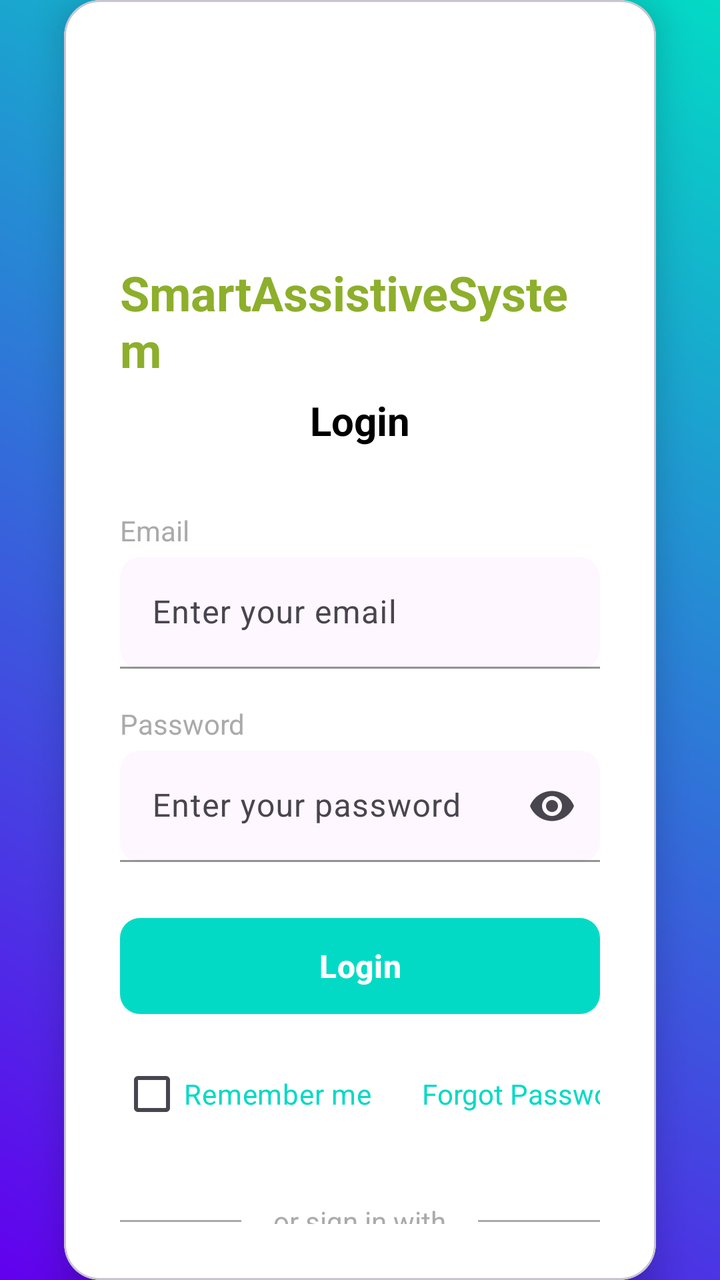
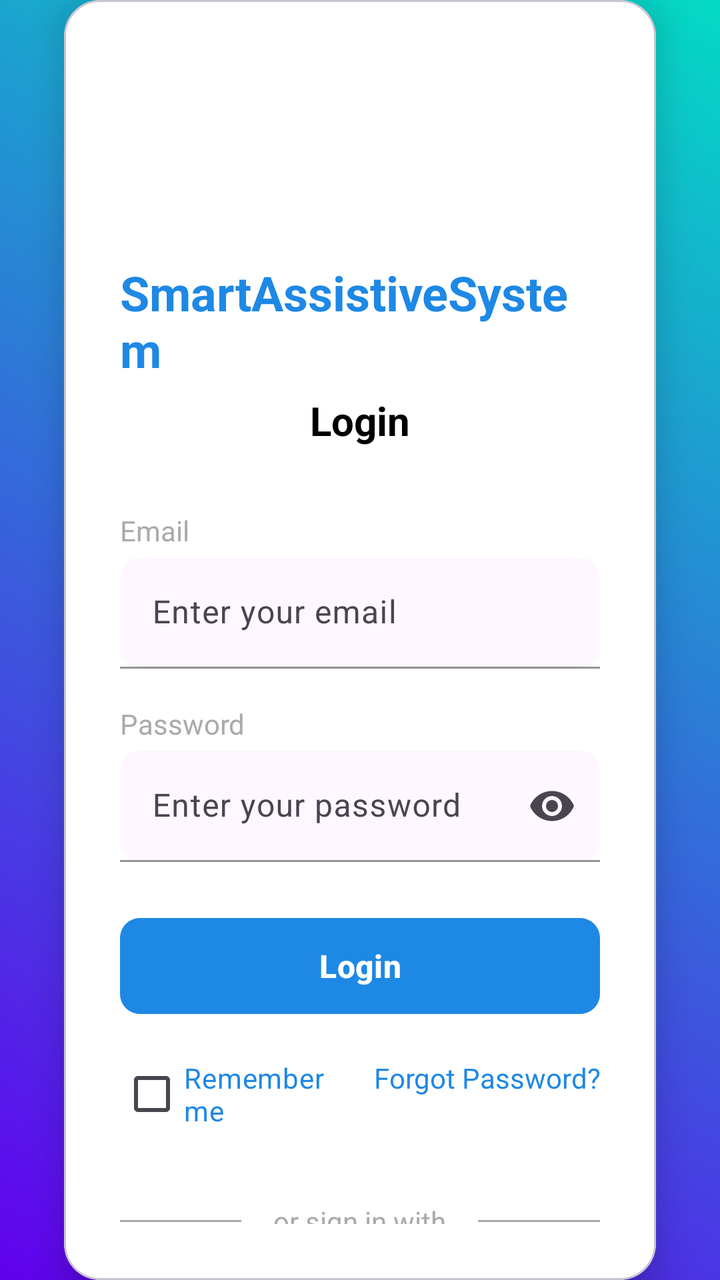

Before-and-after screenshots of an Android layout around one commit, followed by the original layout XML and the change that was made.
<!-- AndroidManifest.xml: application theme Theme.SmartAssistiveSystem -->
<!-- res/layout/activity_login.xml -->
<?xml version="1.0" encoding="utf-8"?>
<androidx.constraintlayout.widget.ConstraintLayout
    xmlns:android="http://schemas.android.com/apk/res/android"
    xmlns:app="http://schemas.android.com/apk/res-auto"
    xmlns:tools="http://schemas.android.com/tools"
    android:layout_width="match_parent"
    android:layout_height="match_parent"
    android:background="@drawable/loginactivity_gradient_background"
    tools:context=".ui.login.LoginActivity">

    
    <com.google.android.material.card.MaterialCardView
        android:id="@+id/login_card"
        android:layout_width="0dp"
        android:layout_height="wrap_content"
        android:layout_marginStart="32dp"
        android:layout_marginTop="64dp"
        android:layout_marginEnd="32dp"
        android:layout_marginBottom="64dp"
        app:cardBackgroundColor="@android:color/white"
        app:cardCornerRadius="18dp"
        app:cardElevation="10dp"
        app:layout_constraintTop_toTopOf="parent"
        app:layout_constraintBottom_toBottomOf="parent"
        app:layout_constraintStart_toStartOf="parent"
        app:layout_constraintEnd_toEndOf="parent">

        <androidx.constraintlayout.widget.ConstraintLayout
            android:layout_width="match_parent"
            android:layout_height="wrap_content"
            android:padding="28dp">

            
            <ImageView
                android:id="@+id/iv_logo"
                android:layout_width="90dp"
                android:layout_height="90dp"
                android:src="@mipmap/ic_launcher_round"
                app:layout_constraintTop_toTopOf="parent"
                app:layout_constraintStart_toStartOf="parent"
                app:layout_constraintEnd_toEndOf="parent" />

            
            <TextView
                android:id="@+id/tv_app_name"
                android:layout_width="wrap_content"
                android:layout_height="wrap_content"
                android:layout_marginTop="12dp"
                android:text="@string/smartassistivesystem"
                android:textColor="@color/Name_gradient"
                android:textSize="24sp"
                android:textStyle="bold"
                app:layout_constraintTop_toBottomOf="@id/iv_logo"
                app:layout_constraintStart_toStartOf="parent"
                app:layout_constraintEnd_toEndOf="parent" />

            
            <TextView
                android:id="@+id/tv_login_title"
                android:layout_width="wrap_content"
                android:layout_height="wrap_content"
                android:layout_marginTop="6dp"
                android:text="@string/login"
                android:textColor="@android:color/black"
                android:textSize="20sp"
                android:textStyle="bold"
                app:layout_constraintTop_toBottomOf="@id/tv_app_name"
                app:layout_constraintStart_toStartOf="parent"
                app:layout_constraintEnd_toEndOf="parent" />

            
            <TextView
                android:id="@+id/tv_email_label"
                android:layout_width="wrap_content"
                android:layout_height="wrap_content"
                android:layout_marginTop="32dp"
                android:text="@string/email"
                android:textColor="@android:color/darker_gray"
                android:textSize="14sp"
                app:layout_constraintTop_toBottomOf="@id/tv_login_title"
                app:layout_constraintStart_toStartOf="parent" />

            
            <com.google.android.material.textfield.TextInputLayout
                android:id="@+id/til_email"
                android:layout_width="match_parent"
                android:layout_height="wrap_content"
                android:layout_marginTop="4dp"
                app:boxBackgroundMode="filled"
                app:boxCornerRadiusTopStart="10dp"
                app:boxCornerRadiusTopEnd="10dp"
                app:boxCornerRadiusBottomStart="10dp"
                app:boxCornerRadiusBottomEnd="10dp"
                app:boxStrokeColor="@color/teal_200"
                app:hintTextColor="@color/teal_200"
                app:layout_constraintTop_toBottomOf="@id/tv_email_label"
                app:layout_constraintStart_toStartOf="parent">

                <com.google.android.material.textfield.TextInputEditText
                    android:id="@+id/editTextEmail"
                    android:layout_width="match_parent"
                    android:layout_height="wrap_content"
                    android:hint="@string/enter_your_email"
                    android:inputType="textEmailAddress"
                    android:textColor="@android:color/black"
                    android:textColorHint="@android:color/darker_gray" />
            </com.google.android.material.textfield.TextInputLayout>

            
            <TextView
                android:id="@+id/tv_password_label"
                android:layout_width="wrap_content"
                android:layout_height="wrap_content"
                android:layout_marginTop="18dp"
                android:text="@string/password"
                android:textColor="@android:color/darker_gray"
                android:textSize="14sp"
                app:layout_constraintTop_toBottomOf="@id/til_email"
                app:layout_constraintStart_toStartOf="parent" />

            
            <com.google.android.material.textfield.TextInputLayout
                android:id="@+id/til_password"
                android:layout_width="match_parent"
                android:layout_height="wrap_content"
                android:layout_marginTop="4dp"
                app:endIconMode="password_toggle"
                app:boxBackgroundMode="filled"
                app:boxCornerRadiusTopStart="10dp"
                app:boxCornerRadiusTopEnd="10dp"
                app:boxCornerRadiusBottomStart="10dp"
                app:boxCornerRadiusBottomEnd="10dp"
                app:boxStrokeColor="@color/teal_200"
                app:hintTextColor="@color/teal_200"
                app:layout_constraintTop_toBottomOf="@id/tv_password_label"
                app:layout_constraintStart_toStartOf="parent">

                <com.google.android.material.textfield.TextInputEditText
                    android:id="@+id/editTextPassword"
                    android:layout_width="match_parent"
                    android:layout_height="wrap_content"
                    android:hint="@string/enter_your_password"
                    android:inputType="textPassword"
                    android:textColor="@android:color/black"
                    android:textColorHint="@android:color/darker_gray" />
            </com.google.android.material.textfield.TextInputLayout>

            
            <com.google.android.material.button.MaterialButton
                android:id="@+id/btnLogin"
                android:layout_width="match_parent"
                android:layout_height="56dp"
                android:layout_marginTop="24dp"
                android:text="@string/login"
                android:textAllCaps="false"
                android:textSize="16sp"
                android:textStyle="bold"
                app:cornerRadius="10dp"
                app:backgroundTint="@color/teal_200"
                app:layout_constraintTop_toBottomOf="@id/til_password"
                app:layout_constraintStart_toStartOf="parent" />

            
            <LinearLayout
                android:id="@+id/remember_forgot_row"
                android:layout_width="match_parent"
                android:layout_height="wrap_content"
                android:layout_marginTop="12dp"
                android:orientation="horizontal"
                app:layout_constraintTop_toBottomOf="@id/btnLogin"
                app:layout_constraintStart_toStartOf="parent"
                app:layout_constraintEnd_toEndOf="parent">

                <CheckBox
                    android:id="@+id/cb_remember"
                    android:layout_width="151dp"
                    android:layout_height="wrap_content"
                    android:text="@string/remember_me"
                    android:textColor="@color/teal_200"
                    android:textSize="14sp" />

                <TextView
                    android:id="@+id/tv_forgot_password"
                    android:layout_width="139dp"
                    android:layout_height="wrap_content"
                    android:clickable="true"
                    android:focusable="true"
                    android:text="@string/forgot_password"
                    android:textColor="@color/teal_200"
                    android:textSize="14sp" />
            </LinearLayout>

            
            <LinearLayout
                android:id="@+id/social_divider"
                android:layout_width="match_parent"
                android:layout_height="wrap_content"
                android:layout_marginTop="30dp"
                android:orientation="horizontal"
                android:gravity="center_vertical"
                app:layout_constraintTop_toBottomOf="@id/remember_forgot_row">

                <View
                    android:layout_width="0dp"
                    android:layout_height="1dp"
                    android:layout_weight="1"
                    android:background="@android:color/darker_gray" />

                <TextView
                    android:layout_width="wrap_content"
                    android:layout_height="wrap_content"
                    android:layout_marginHorizontal="16dp"
                    android:text="@string/or_sign_in_with"
                    android:textColor="@android:color/darker_gray"
                    android:textSize="14sp" />

                <View
                    android:layout_width="0dp"
                    android:layout_height="1dp"
                    android:layout_weight="1"
                    android:background="@android:color/darker_gray" />
            </LinearLayout>

            
            <com.google.android.material.button.MaterialButton
                android:id="@+id/btnGoogle"
                android:layout_width="match_parent"
                android:layout_height="50dp"
                android:layout_marginTop="16dp"
                android:text="@string/continue_with_google"
                android:textAllCaps="false"
                android:textColor="@android:color/black"
                app:icon="@drawable/ic_google"
                app:iconGravity="textStart"
                app:iconPadding="12dp"
                app:cornerRadius="10dp"
                app:backgroundTint="@android:color/white"
                app:strokeColor="@android:color/darker_gray"
                app:strokeWidth="1dp"
                app:layout_constraintTop_toBottomOf="@id/social_divider" />

            
            <TextView
                android:id="@+id/tv_sign_up"
                android:layout_width="wrap_content"
                android:layout_height="wrap_content"
                android:layout_marginTop="20dp"
                android:text="@string/don_t_have_an_account_sign_up"
                android:textColor="@android:color/darker_gray"
                android:textSize="14sp"
                app:layout_constraintTop_toBottomOf="@id/btnGoogle"
                app:layout_constraintStart_toStartOf="parent"
                app:layout_constraintEnd_toEndOf="parent" />

        </androidx.constraintlayout.widget.ConstraintLayout>
    </com.google.android.material.card.MaterialCardView>

</androidx.constraintlayout.widget.ConstraintLayout>
<!-- resources referenced by this layout -->
<resources>
  <color name="Name_gradient">#8DAF2B</color>
  <color name="teal_200">#03DAC5</color>
  <!-- drawable ic_google (drawable) -->
  <vector xmlns:android="http://schemas.android.com/apk/res/android" android:width="24dp" android:height="24dp" android:viewportWidth="24" android:viewportHeight="24" android:tint="?attr/colorControlNormal">
      <path android:fillColor="@android:color/white" android:pathData="M12.479,14.265v-3.279h11.049c0.108,0.571,0.164,1.247,0.164,1.979c0,2.46-0.672,5.502-2.84,7.669 C18.744,22.829,16.051,24,12.483,24C5.869,24,0.308,18.613,0.308,12S5.869,0,12.483,0c3.659,0,6.265,1.436,8.223,3.307L18.392,5.62 c-1.404-1.317-3.307-2.341-5.913-2.341C7.65,3.279,3.873,7.171,3.873,12s3.777,8.721,8.606,8.721c3.132,0,4.916-1.258,6.059-2.401 c0.927-0.927,1.537-2.251,1.777-4.059L12.479,14.265z"/>
  </vector>
  <!-- drawable loginactivity_gradient_background (drawable) -->
  <?xml version="1.0" encoding="utf-8"?>
  <shape xmlns:android="http://schemas.android.com/apk/res/android">
      <gradient
          android:startColor="@color/purple_500"
          android:endColor="@color/teal_200"
          android:angle="45"
          android:type="linear" />
  </shape>
  <!-- mipmap ic_launcher_round (mipmap-anydpi-v26) -->
  <?xml version="1.0" encoding="utf-8"?>
  <adaptive-icon xmlns:android="http://schemas.android.com/apk/res/android">
      <background android:drawable="@drawable/ic_launcher_background"/>
      <foreground android:drawable="@mipmap/ic_launcher_foreground"/>
  </adaptive-icon>
  <string name="continue_with_google">Continue with Google</string>
  <string name="don_t_have_an_account_sign_up">Don\'t have an account? Sign Up</string>
  <string name="email">Email</string>
  <string name="enter_your_email">Enter your email</string>
  <string name="enter_your_password">Enter your password</string>
  <string name="forgot_password">Forgot Password?</string>
  <string name="login">Login</string>
  <string name="or_sign_in_with">or sign in with</string>
  <string name="password">Password</string>
  <string name="remember_me">Remember me</string>
  <string name="smartassistivesystem">SmartAssistiveSystem</string>
  <style name="Theme.SmartAssistiveSystem" parent="Theme.Material3.DayNight.NoActionBar">
          
          <item name="windowActionBar">false</item>
          <item name="windowNoTitle">true</item>
  
          
          <item name="colorPrimary">@color/purple_500</item>
          <item name="colorPrimaryVariant">@color/purple_700</item>
          <item name="colorOnPrimary">@color/white</item>
  
          
          <item name="colorSecondary">@color/teal_200</item>
          <item name="colorOnSecondary">@color/black</item>
  
          
          <item name="android:statusBarColor">?attr/colorPrimaryVariant</item>
  
          
          <item name="actionMenuTextAppearance">@style/ActionMenuTextStyle</item>
      </style>
  <color name="purple_500">#6200EE</color>
  <!-- drawable ic_launcher_background: vector/xml drawable (drawable, 4866 chars, omitted) -->
  <color name="purple_700">#3700B3</color>
  <color name="white">#FFFFFF</color>
  <color name="black">#000000</color>
  <style name="ActionMenuTextStyle" parent="@android:style/TextAppearance.Widget.IconMenu.Item">
          <item name="android:textSize">14sp</item>
          <item name="android:textColor">#FFFFFF</item>
          <item name="android:textAllCaps">false</item>
      </style>
</resources>

<!-- the commit's change to res/layout/activity_login.xml (unified diff, before → after) -->
@@ -8,7 +8,6 @@
     android:background="@drawable/loginactivity_gradient_background"
     tools:context=".ui.login.LoginActivity">
 
-    
     <com.google.android.material.card.MaterialCardView
         android:id="@+id/login_card"
         android:layout_width="0dp"
@@ -30,7 +29,6 @@
             android:layout_height="wrap_content"
             android:padding="28dp">
 
-            
             <ImageView
                 android:id="@+id/iv_logo"
                 android:layout_width="90dp"
@@ -40,21 +38,19 @@
                 app:layout_constraintStart_toStartOf="parent"
                 app:layout_constraintEnd_toEndOf="parent" />
 
-            
             <TextView
                 android:id="@+id/tv_app_name"
                 android:layout_width="wrap_content"
                 android:layout_height="wrap_content"
                 android:layout_marginTop="12dp"
                 android:text="@string/smartassistivesystem"
-                android:textColor="@color/Name_gradient"
+                android:textColor="@color/name_gradient"
                 android:textSize="24sp"
                 android:textStyle="bold"
                 app:layout_constraintTop_toBottomOf="@id/iv_logo"
                 app:layout_constraintStart_toStartOf="parent"
                 app:layout_constraintEnd_toEndOf="parent" />
 
-            
             <TextView
                 android:id="@+id/tv_login_title"
                 android:layout_width="wrap_content"
@@ -68,7 +64,6 @@
                 app:layout_constraintStart_toStartOf="parent"
                 app:layout_constraintEnd_toEndOf="parent" />
 
-            
             <TextView
                 android:id="@+id/tv_email_label"
                 android:layout_width="wrap_content"
@@ -80,7 +75,6 @@
                 app:layout_constraintTop_toBottomOf="@id/tv_login_title"
                 app:layout_constraintStart_toStartOf="parent" />
 
-            
             <com.google.android.material.textfield.TextInputLayout
                 android:id="@+id/til_email"
                 android:layout_width="match_parent"
@@ -91,8 +85,8 @@
                 app:boxCornerRadiusTopEnd="10dp"
                 app:boxCornerRadiusBottomStart="10dp"
                 app:boxCornerRadiusBottomEnd="10dp"
-                app:boxStrokeColor="@color/teal_200"
-                app:hintTextColor="@color/teal_200"
+                app:boxStrokeColor="@color/name_gradient"
+                app:hintTextColor="@color/name_gradient"
                 app:layout_constraintTop_toBottomOf="@id/tv_email_label"
                 app:layout_constraintStart_toStartOf="parent">
 
@@ -106,7 +100,6 @@
                     android:textColorHint="@android:color/darker_gray" />
             </com.google.android.material.textfield.TextInputLayout>
 
-            
             <TextView
                 android:id="@+id/tv_password_label"
                 android:layout_width="wrap_content"
@@ -118,7 +111,6 @@
                 app:layout_constraintTop_toBottomOf="@id/til_email"
                 app:layout_constraintStart_toStartOf="parent" />
 
-            
             <com.google.android.material.textfield.TextInputLayout
                 android:id="@+id/til_password"
                 android:layout_width="match_parent"
@@ -130,8 +122,8 @@
                 app:boxCornerRadiusTopEnd="10dp"
                 app:boxCornerRadiusBottomStart="10dp"
                 app:boxCornerRadiusBottomEnd="10dp"
-                app:boxStrokeColor="@color/teal_200"
-                app:hintTextColor="@color/teal_200"
+                app:boxStrokeColor="@color/name_gradient"
+                app:hintTextColor="@color/name_gradient"
                 app:layout_constraintTop_toBottomOf="@id/tv_password_label"
                 app:layout_constraintStart_toStartOf="parent">
 
@@ -145,7 +137,6 @@
                     android:textColorHint="@android:color/darker_gray" />
             </com.google.android.material.textfield.TextInputLayout>
 
-            
             <com.google.android.material.button.MaterialButton
                 android:id="@+id/btnLogin"
                 android:layout_width="match_parent"
@@ -156,11 +147,10 @@
                 android:textSize="16sp"
                 android:textStyle="bold"
                 app:cornerRadius="10dp"
-                app:backgroundTint="@color/teal_200"
+                app:backgroundTint="@color/name_gradient"
                 app:layout_constraintTop_toBottomOf="@id/til_password"
                 app:layout_constraintStart_toStartOf="parent" />
 
-            
             <LinearLayout
                 android:id="@+id/remember_forgot_row"
                 android:layout_width="match_parent"
@@ -173,24 +163,26 @@
 
                 <CheckBox
                     android:id="@+id/cb_remember"
-                    android:layout_width="151dp"
-                    android:layout_height="wrap_content"
+                    android:layout_width="0dp"
+                    android:layout_height="wrap_content"
+                    android:layout_weight="1"
                     android:text="@string/remember_me"
-                    android:textColor="@color/teal_200"
+                    android:textColor="@color/name_gradient"
                     android:textSize="14sp" />
 
                 <TextView
                     android:id="@+id/tv_forgot_password"
-                    android:layout_width="139dp"
-                    android:layout_height="wrap_content"
+                    android:layout_width="0dp"
+                    android:layout_height="wrap_content"
+                    android:layout_weight="1"
+                    android:gravity="end"
                     android:clickable="true"
                     android:focusable="true"
                     android:text="@string/forgot_password"
-                    android:textColor="@color/teal_200"
+                    android:textColor="@color/name_gradient"
                     android:textSize="14sp" />
             </LinearLayout>
 
-            
             <LinearLayout
                 android:id="@+id/social_divider"
                 android:layout_width="match_parent"
@@ -221,7 +213,6 @@
                     android:background="@android:color/darker_gray" />
             </LinearLayout>
 
-            
             <com.google.android.material.button.MaterialButton
                 android:id="@+id/btnGoogle"
                 android:layout_width="match_parent"
@@ -230,7 +221,9 @@
                 android:text="@string/continue_with_google"
                 android:textAllCaps="false"
                 android:textColor="@android:color/black"
-                app:icon="@drawable/ic_google"
+                app:icon="@drawable/google"
+                app:iconTint="@null"
+                app:iconSize="24dp"
                 app:iconGravity="textStart"
                 app:iconPadding="12dp"
                 app:cornerRadius="10dp"
@@ -239,7 +232,6 @@
                 app:strokeWidth="1dp"
                 app:layout_constraintTop_toBottomOf="@id/social_divider" />
 
-            
             <TextView
                 android:id="@+id/tv_sign_up"
                 android:layout_width="wrap_content"
<!-- resource entries referenced after the edit -->
@@ -1,11 +1,8 @@
 <!-- resources referenced by this layout -->
 <resources>
-  <color name="Name_gradient">#8DAF2B</color>
+  <color name="name_gradient">#1E88E5</color>
+  <!-- drawable google: png bitmap (drawable, 20865 bytes) -->
   <color name="teal_200">#03DAC5</color>
-  <!-- drawable ic_google (drawable) -->
-  <vector xmlns:android="http://schemas.android.com/apk/res/android" android:width="24dp" android:height="24dp" android:viewportWidth="24" android:viewportHeight="24" android:tint="?attr/colorControlNormal">
-      <path android:fillColor="@android:color/white" android:pathData="M12.479,14.265v-3.279h11.049c0.108,0.571,0.164,1.247,0.164,1.979c0,2.46-0.672,5.502-2.84,7.669 C18.744,22.829,16.051,24,12.483,24C5.869,24,0.308,18.613,0.308,12S5.869,0,12.483,0c3.659,0,6.265,1.436,8.223,3.307L18.392,5.62 c-1.404-1.317-3.307-2.341-5.913-2.341C7.65,3.279,3.873,7.171,3.873,12s3.777,8.721,8.606,8.721c3.132,0,4.916-1.258,6.059-2.401 c0.927-0.927,1.537-2.251,1.777-4.059L12.479,14.265z"/>
-  </vector>
   <!-- drawable loginactivity_gradient_background (drawable) -->
   <?xml version="1.0" encoding="utf-8"?>
   <shape xmlns:android="http://schemas.android.com/apk/res/android">
